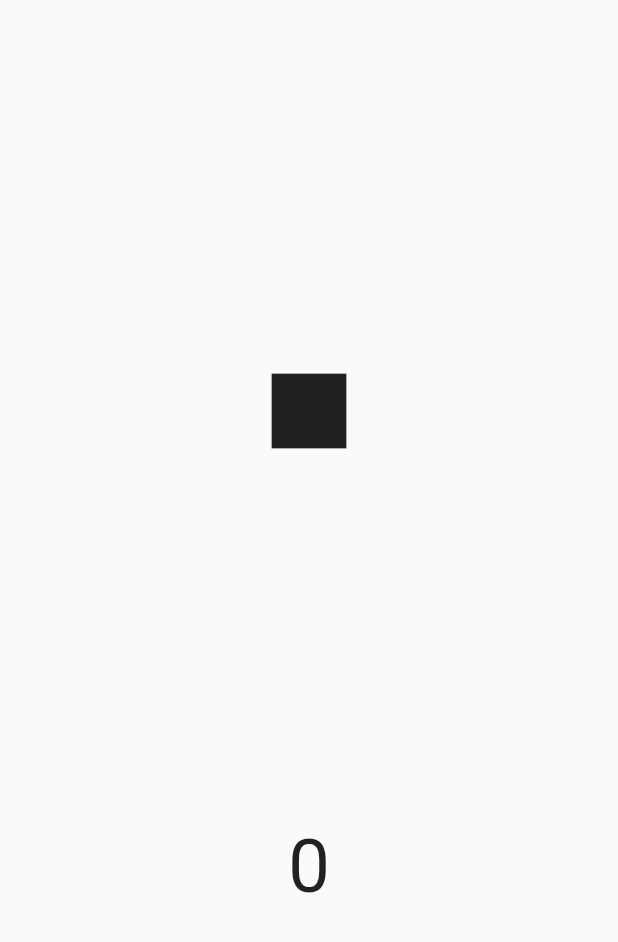
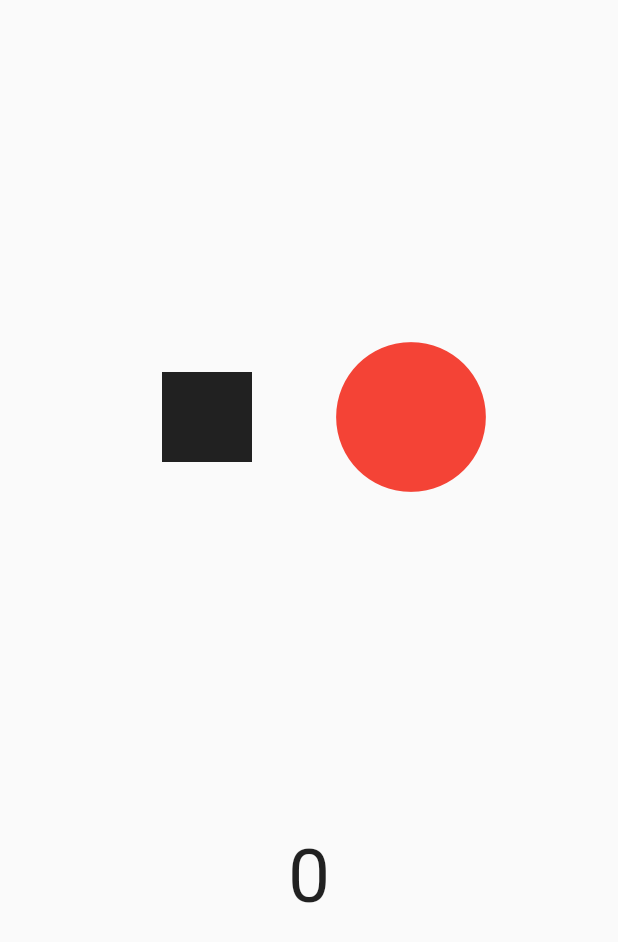
Before and after one commit to jamescrosswell/record-and-play-error, a Flutter app: the screen it shows after launch, after a tap on the "play arrow" icon, on a phone screen of 412 x 824 dp. Shown: the top 942 px of the screen. Run offline on Flutter 3.47's test engine with Material 2 defaults, Android fonts, the light colour scheme and no system bars; our stand-ins replace audioplayers; missing offline and left inert: record.

Commit message:
Added code to demonstrate recording and playing audio simultaneously

```diff
--- a/lib/audio_controller.dart
+++ b/lib/audio_controller.dart
@@ -1,16 +1,21 @@
+import 'dart:async';
+
 import 'package:flutter/material.dart';
 
 import 'audio_service.dart';
+import 'sounds.dart';
 
 /// A class that Widgets can interact with to get the most recent Max Amplitude.
 class AudioController with ChangeNotifier {
   AudioController()
   {
     _audioService = AudioService(onAudio);
+    _soundService = SoundService();
   }
 
   // Make SettingsService a private variable so it is not used directly.
   late AudioService _audioService;
+  late SoundService _soundService;
 
   // Make ThemeMode a private variable so it is not updated directly without
   // also persisting the changes with the SettingsService.
@@ -20,27 +25,62 @@ class AudioController with ChangeNotifier {
     notifyListeners();
   }
 
+
+  void _playEffect()
+  {
+    _soundService.playSound();
+  }
+
+  Timer? timer;
+  void _startTimer() {
+    timer = Timer.periodic(
+        const Duration(milliseconds: 3000),
+        (timer) async {
+          _playEffect();
+        }
+    );
+    notifyListeners();
+  }
+
+  void _stopTimer() {
+    timer?.cancel();
+    timer = null;
+    notifyListeners();
+  }
+
+  void togglePlaying()
+  {
+    if (timer != null)
+    {
+      _stopTimer();
+    }
+    else{
+      _startTimer();
+    }
+  }
+  bool isPlaying() => timer!= null;
+
   bool isSampling = false;
 
   void toggleSampling()
   {
     if (isSampling)
     {
-      stop();
+      stopSampling();
     }
     else{
-      start();
+      startSampling();
     }
   }
 
-  void start()
+  void startSampling()
   {
     _audioService.startSampling();
     isSampling = true;
     notifyListeners();
   }
 
-  void stop()
+  void stopSampling()
   {
     _audioService.stopSampling();
     isSampling = false;
--- a/lib/main.dart
+++ b/lib/main.dart
@@ -12,11 +12,14 @@ void main() {
 
 class MainApp extends StatelessWidget {
   const MainApp({super.key});
+  static const double iconSize = 120.0;
 
   @override
   Widget build(BuildContext context) {
+    var isPlaying = context.watch<AudioController>().isPlaying();
     var isSampling = context.watch<AudioController>().isSampling;
-    var icon = isSampling? Icons.stop : Icons.play_arrow;
+    var playIcon = isPlaying? Icons.stop : Icons.play_arrow;
+    var recordIcon = isSampling? Icons.stop : Icons.circle;
     var firstByte = context.select<AudioController, String>((c) => c.audioData.toString());
 
     return MaterialApp(
@@ -28,7 +31,13 @@ class MainApp extends StatelessWidget {
             mainAxisAlignment: MainAxisAlignment.spaceEvenly,
             crossAxisAlignment: CrossAxisAlignment.center,
             children: [
-              IconButton(icon: Icon(icon), iconSize: 100.0, onPressed: context.read<AudioController>().toggleSampling,),
+              Row(
+                mainAxisAlignment: MainAxisAlignment.center,
+                children: [
+                  IconButton(icon: Icon(playIcon), iconSize: iconSize, onPressed: context.read<AudioController>().togglePlaying,),
+                  IconButton(icon: Icon(recordIcon), iconSize: iconSize, color: Colors.red, onPressed: context.read<AudioController>().toggleSampling,),
+                ],
+              ),
               Text(firstByte, style: const TextStyle(fontSize: 50.0),),
             ],
           ),
--- a/lib/sounds.dart
+++ b/lib/sounds.dart
@@ -1,8 +1,8 @@
 import 'package:audioplayers/audioplayers.dart';
 import 'package:flutter/foundation.dart';
 
-class AppSounds extends Object {
-  AppSounds([AudioPlayer? audioPlayer]) {
+class SoundService extends Object {
+  SoundService([AudioPlayer? audioPlayer]) {
     _audioPlayer = audioPlayer ?? AudioPlayer();
   }
   late AudioPlayer _audioPlayer;
```
